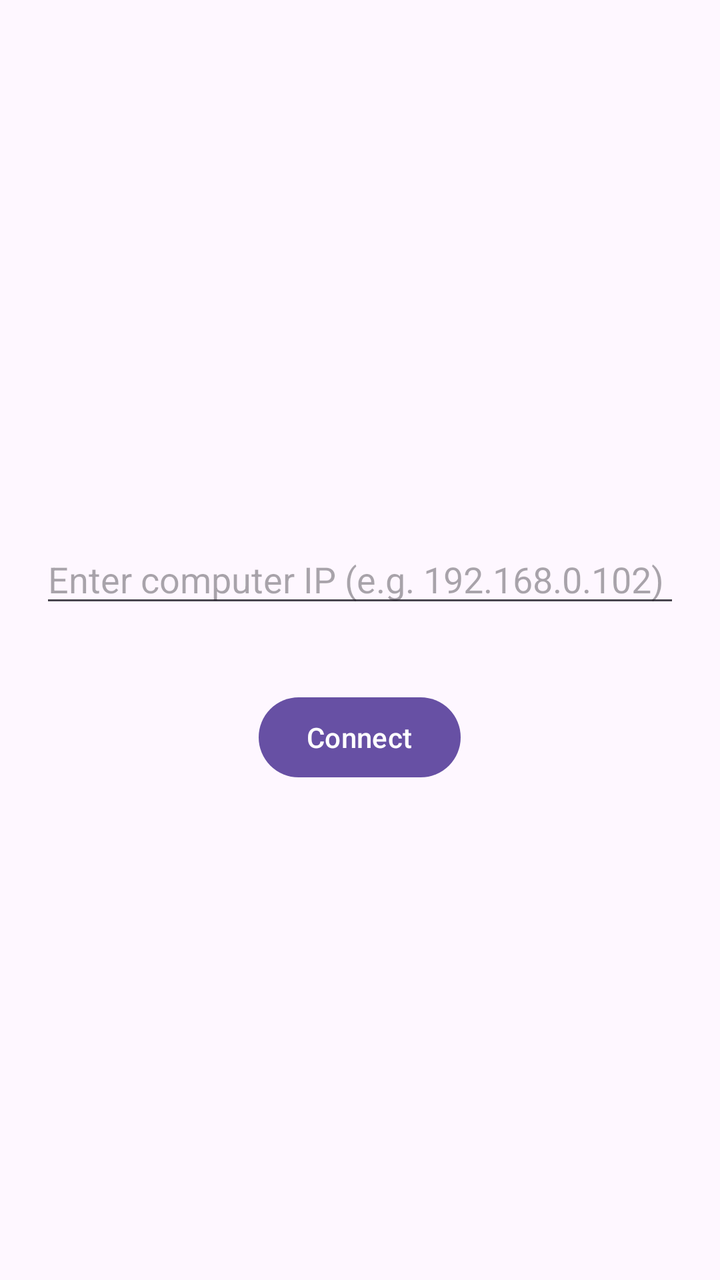
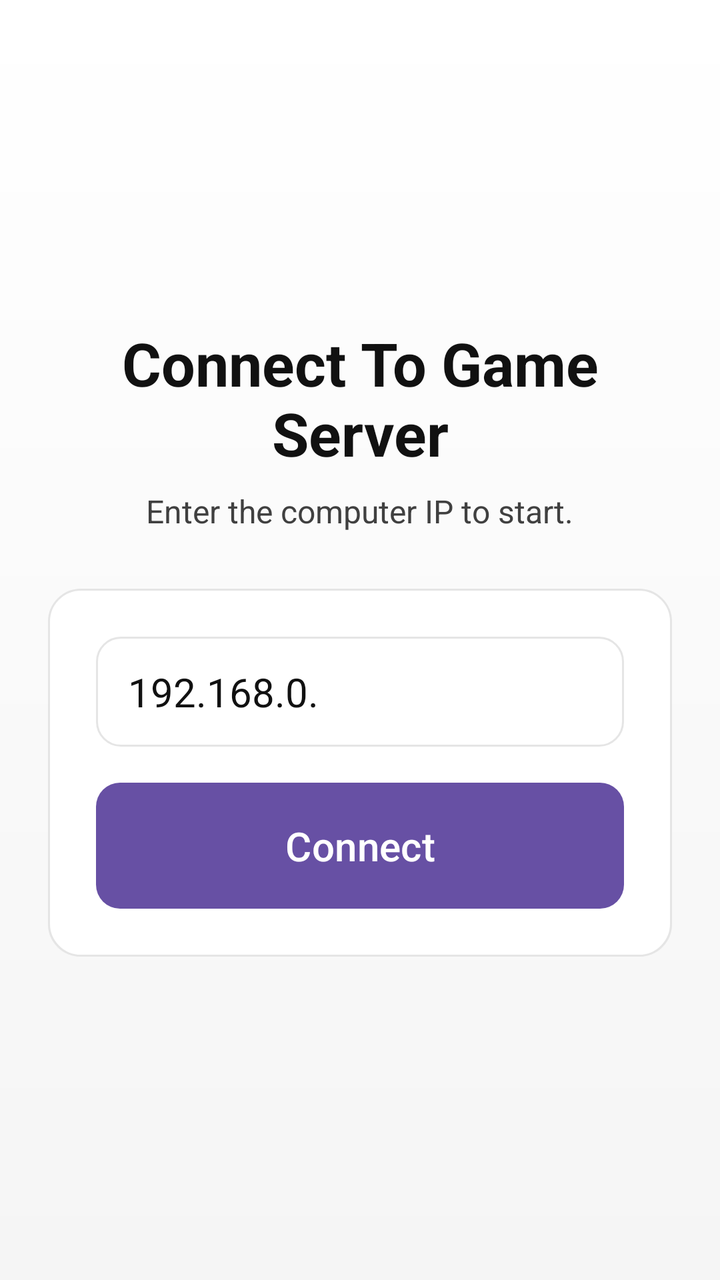

The first picture is an Android layout as it rendered before a commit; the second is the same layout after the commit. The layout source and the unified diff follow.
<!-- AndroidManifest.xml: application theme Theme.InvestmentGame -->
<!-- res/layout/activity_setup.xml -->
<?xml version="1.0" encoding="utf-8"?>
<LinearLayout xmlns:android="http://schemas.android.com/apk/res/android"
    android:layout_width="match_parent"
    android:layout_height="match_parent"
    android:gravity="center"
    android:orientation="vertical">

    <EditText
        android:id="@+id/ip"
        android:layout_width="match_parent"
        android:layout_height="wrap_content"
        android:layout_margin="20dp"
        android:hint="Enter computer IP (e.g. 192.168.0.102)"
        android:inputType="text"
        android:maxWidth="100dp" />

    <Button
        android:id="@+id/connect"
        android:layout_width="wrap_content"
        android:layout_height="wrap_content"
        android:layout_marginTop="16dp"
        android:text="Connect" />

</LinearLayout>
<!-- resources referenced by this layout -->
<resources>
  <style name="Theme.InvestmentGame" parent="Base.Theme.InvestmentGame" />
  <style name="Base.Theme.InvestmentGame" parent="Theme.Material3.DayNight.NoActionBar">
          
          
      </style>
</resources>

<!-- the commit's change to res/layout/activity_setup.xml (unified diff, before → after) -->
@@ -2,23 +2,68 @@
 <LinearLayout xmlns:android="http://schemas.android.com/apk/res/android"
     android:layout_width="match_parent"
     android:layout_height="match_parent"
+    android:background="@drawable/main_background"
     android:gravity="center"
-    android:orientation="vertical">
+    android:orientation="vertical"
+    android:padding="24dp">
+
+    <TextView
+        android:layout_width="wrap_content"
+        android:layout_height="wrap_content"
+        android:gravity="center"
+        android:text="@string/title_setup"
+        android:textColor="@color/text_primary"
+        android:textSize="30sp"
+        android:textStyle="bold" />
+
+    <TextView
+        android:layout_width="wrap_content"
+        android:layout_height="wrap_content"
+        android:layout_marginTop="8dp"
+        android:gravity="center"
+        android:text="@string/subtitle_setup"
+        android:textColor="@color/text_secondary"
+        android:textSize="16sp" />
+
+    <LinearLayout
+        android:layout_width="match_parent"
+        android:layout_height="wrap_content"
+        android:layout_marginTop="28dp"
+        android:background="@drawable/glass_pane"
+        android:orientation="vertical"
+        android:padding="24dp">
 
     <EditText
         android:id="@+id/ip"
         android:layout_width="match_parent"
         android:layout_height="wrap_content"
-        android:layout_margin="20dp"
-        android:hint="Enter computer IP (e.g. 192.168.0.102)"
+        android:background="@drawable/input_panel"
+        android:hint="@string/hint_ip"
         android:inputType="text"
-        android:maxWidth="100dp" />
+        android:paddingStart="16dp"
+        android:paddingTop="14dp"
+        android:paddingEnd="16dp"
+        android:paddingBottom="14dp"
+        android:text="192.168.0."
+        android:textColor="@color/text_primary"
+        android:textColorHint="@color/text_muted"
+        android:textSize="20sp" />
 
     <Button
         android:id="@+id/connect"
-        android:layout_width="wrap_content"
+        android:layout_width="match_parent"
         android:layout_height="wrap_content"
-        android:layout_marginTop="16dp"
-        android:text="Connect" />
+        android:layout_marginTop="18dp"
+        android:background="@drawable/button_primary"
+        android:paddingTop="14dp"
+        android:paddingBottom="14dp"
+        android:stateListAnimator="@animator/button_press"
+        android:text="@string/button_connect"
+        android:textAllCaps="false"
+        android:textColor="@color/white"
+        android:textSize="20sp"
+        android:textStyle="normal" />
+
+    </LinearLayout>
 
 </LinearLayout>
<!-- resource entries referenced after the edit -->
@@ -1,6 +1,76 @@
 <!-- resources referenced by this layout -->
 <resources>
+  <color name="text_muted">#737373</color>
+  <color name="text_primary">#111111</color>
+  <color name="text_secondary">#404040</color>
+  <color name="white">#FFFFFFFF</color>
+  <!-- drawable button_primary (drawable) -->
+  <?xml version="1.0" encoding="utf-8"?>
+  <selector xmlns:android="http://schemas.android.com/apk/res/android">
+      <item android:state_pressed="true">
+          <shape android:shape="rectangle">
+              <corners android:radius="12dp" />
+              <solid android:color="#000000" />
+          </shape>
+      </item>
+      <item>
+          <shape android:shape="rectangle">
+              <corners android:radius="12dp" />
+              <solid android:color="#111111" />
+          </shape>
+      </item>
+  </selector>
+  <!-- drawable glass_pane (drawable) -->
+  <?xml version="1.0" encoding="utf-8"?>
+  <layer-list xmlns:android="http://schemas.android.com/apk/res/android">
+      <item android:top="1dp">
+          <shape android:shape="rectangle">
+              <corners android:radius="16dp" />
+              <solid android:color="@color/surface_shadow" />
+          </shape>
+      </item>
+  
+      <item>
+          <shape android:shape="rectangle">
+              <corners android:radius="16dp" />
+              <solid android:color="@color/surface_white" />
+              <stroke
+                  android:width="1dp"
+                  android:color="@color/surface_stroke" />
+          </shape>
+      </item>
+  </layer-list>
+  <!-- drawable input_panel (drawable) -->
+  <?xml version="1.0" encoding="utf-8"?>
+  <shape xmlns:android="http://schemas.android.com/apk/res/android"
+      android:shape="rectangle">
+      <corners android:radius="12dp" />
+      <solid android:color="#FFFFFFFF" />
+      <stroke
+          android:width="1dp"
+          android:color="#E5E5E5" />
+  </shape>
+  <!-- drawable main_background (drawable) -->
+  <?xml version="1.0" encoding="utf-8"?>
+  <shape xmlns:android="http://schemas.android.com/apk/res/android"
+      android:shape="rectangle">
+      <gradient
+          android:angle="270"
+          android:startColor="@color/bg_top"
+          android:centerColor="@color/bg_mid"
+          android:endColor="@color/bg_bottom" />
+  </shape>
+  <string name="button_connect">Connect</string>
+  <string name="hint_ip">Computer IP address</string>
+  <string name="subtitle_setup">Enter the computer IP to start.</string>
+  <string name="title_setup">Connect To Game Server</string>
   <style name="Theme.InvestmentGame" parent="Base.Theme.InvestmentGame" />
+  <color name="surface_shadow">#0A000000</color>
+  <color name="surface_white">#FFFFFFFF</color>
+  <color name="surface_stroke">#E5E5E5</color>
+  <color name="bg_top">#FFFFFF</color>
+  <color name="bg_mid">#FAFAFA</color>
+  <color name="bg_bottom">#F5F5F5</color>
   <style name="Base.Theme.InvestmentGame" parent="Theme.Material3.DayNight.NoActionBar">
           
           
